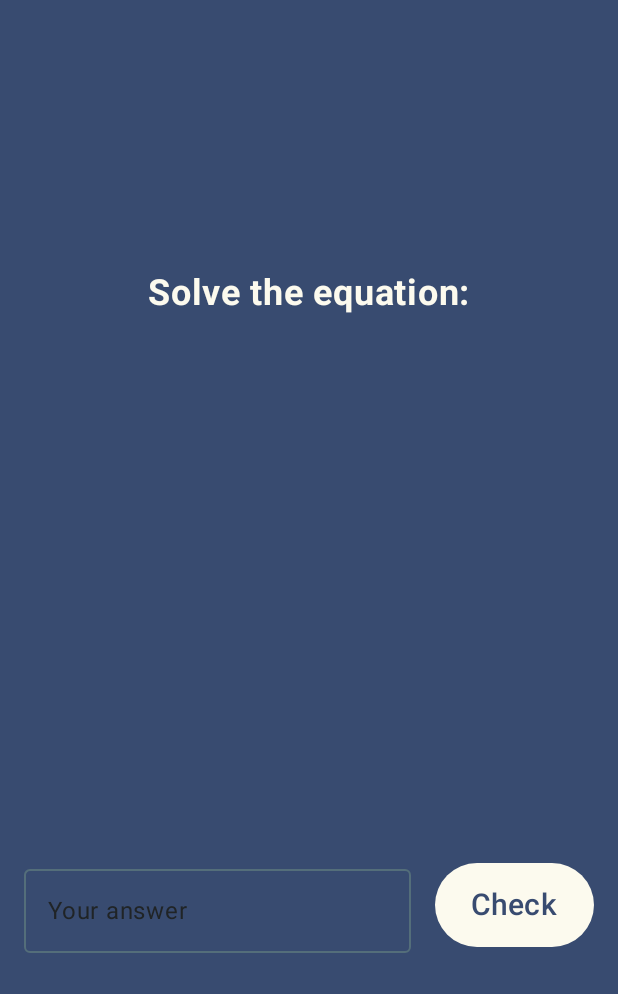
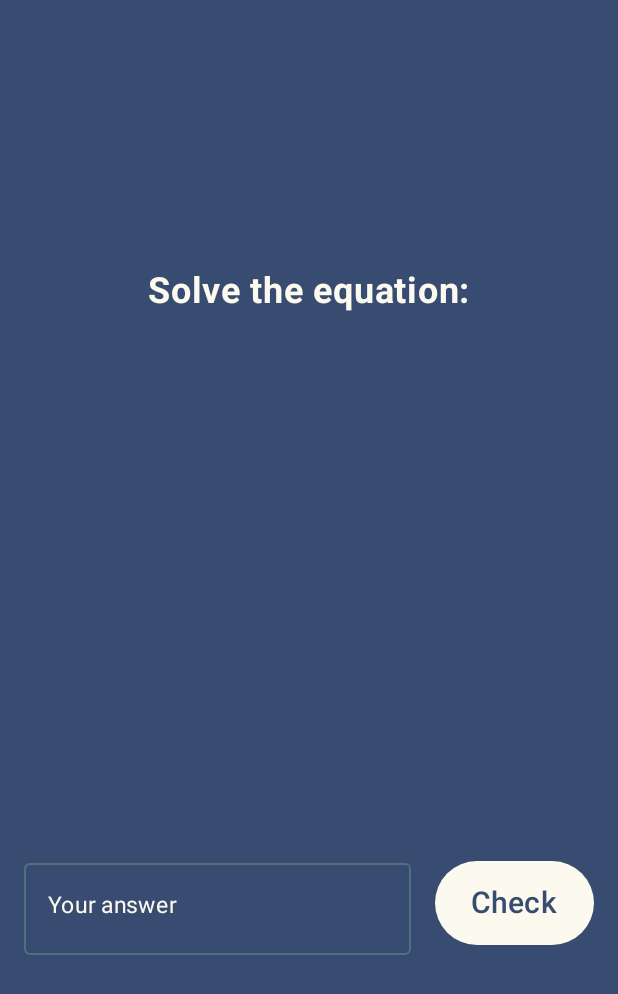
Before and after one commit to ninakokalj/SmartAlarm, an Android app built with Jetpack Compose: the composable MathMissionContent called with empty values, on a phone screen of 412 x 824 dp. Shown: the top 994 px of the screen. Run offline under Robolectric (Android 15) with nearby library versions, the phone set to English and light mode, and no system bars.

Commit message:
Fix Math Mission input

```diff
--- a/app/src/main/java/com/example/smartalarm/AlarmMissionActivity.kt
+++ b/app/src/main/java/com/example/smartalarm/AlarmMissionActivity.kt
@@ -35,6 +35,8 @@ import androidx.compose.runtime.LaunchedEffect
 import androidx.compose.runtime.mutableIntStateOf
 import androidx.compose.ui.graphics.Color
 import androidx.compose.ui.platform.LocalContext
+import androidx.compose.ui.text.TextStyle
+import androidx.compose.ui.text.font.FontFamily
 import androidx.compose.ui.text.font.FontWeight
 import androidx.compose.ui.unit.sp
 import androidx.navigation.NavController
@@ -124,14 +126,16 @@ fun MathMissionContent(
                     text = "Solve the equation:",
                     color = Color(0xFFFCFAEE),
                     fontSize = 24.sp,
-                    fontWeight = FontWeight.Bold
+                    fontWeight = FontWeight.Bold,
+                    fontFamily = FontFamily.SansSerif
                 )
 
                 Text(
                     text = questionText,
                     color = Color(0xFFFCFAEE),
                     fontSize = 36.sp,
-                    fontWeight = FontWeight.ExtraBold
+                    fontWeight = FontWeight.ExtraBold,
+                    fontFamily = FontFamily.SansSerif
                 )
 
                 Row(
@@ -148,8 +152,14 @@ fun MathMissionContent(
                             unfocusedBorderColor = Color(0xFF546E7A),
                             cursorColor = Color(0xFFB58089)
                         ),
+                        textStyle = TextStyle(
+                            color = Color(0xFFFCFAEE),
+                            fontFamily = FontFamily.SansSerif,
+                            fontWeight = FontWeight.Bold,
+                            fontSize = 25.sp
+                        ),
                         onValueChange = onUserInputChange,
-                        label = { Text("Your answer", color = Color(0xFF202426)) },
+                        label = { Text("Your answer", color = Color(0xFFFCFAEE), fontSize = 15.sp, fontFamily = FontFamily.SansSerif) },
                         keyboardOptions = KeyboardOptions.Default.copy(keyboardType = KeyboardType.Number),
                         modifier = Modifier.weight(1f)
                     )
@@ -171,7 +181,7 @@ fun MathMissionContent(
                         ),
                         modifier = Modifier.height(56.dp)
                     ) {
-                        Text("Check", fontSize = 20.sp)
+                        Text("Check", fontSize = 20.sp, fontFamily = FontFamily.SansSerif)
                     }
                 }
 
```
